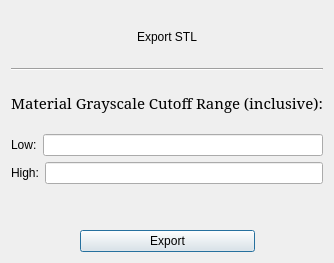
nasa/puma, file gui/src/Export/exportstl.ui: the form before one commit.
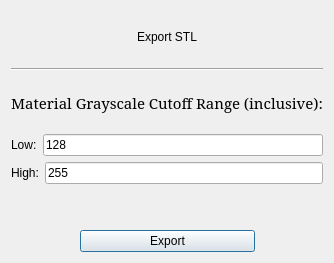
The form after the commit.

Diff of the .ui file:
```diff
--- a/gui/src/Export/exportstl.ui
+++ b/gui/src/Export/exportstl.ui
@@ -69,7 +69,11 @@
       </widget>
      </item>
      <item>
-      <widget class="QLineEdit" name="lowEdit"/>
+      <widget class="QLineEdit" name="lowEdit">
+       <property name="text">
+        <string>128</string>
+       </property>
+      </widget>
      </item>
     </layout>
    </item>
@@ -86,7 +90,11 @@
       </widget>
      </item>
      <item>
-      <widget class="QLineEdit" name="highEdit"/>
+      <widget class="QLineEdit" name="highEdit">
+       <property name="text">
+        <string>255</string>
+       </property>
+      </widget>
      </item>
     </layout>
    </item>
```
